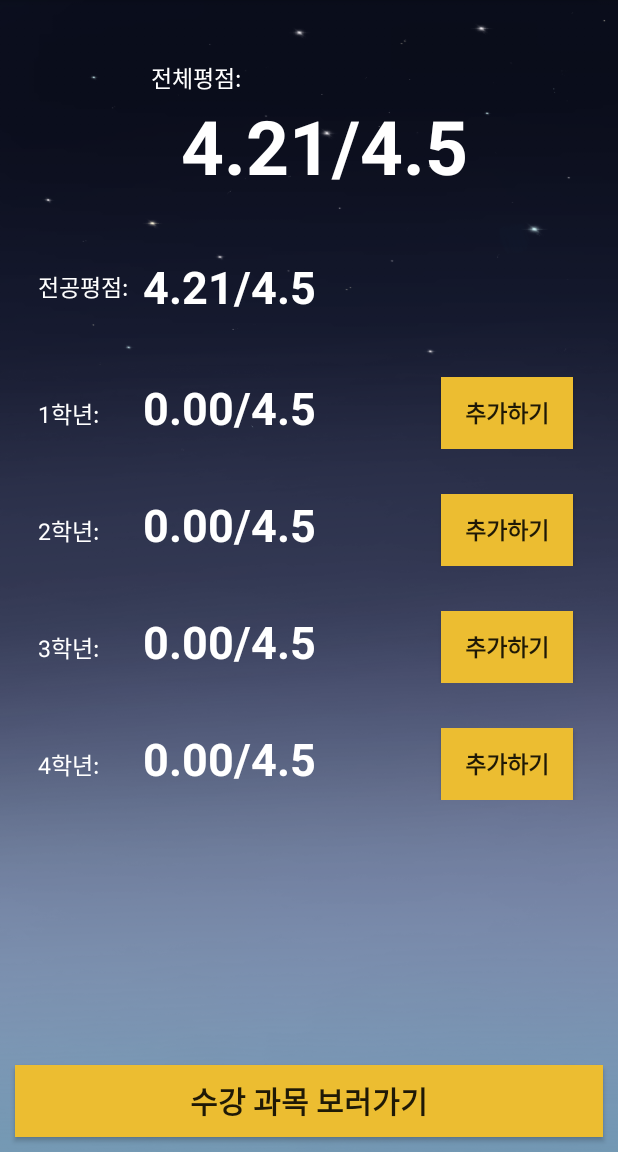
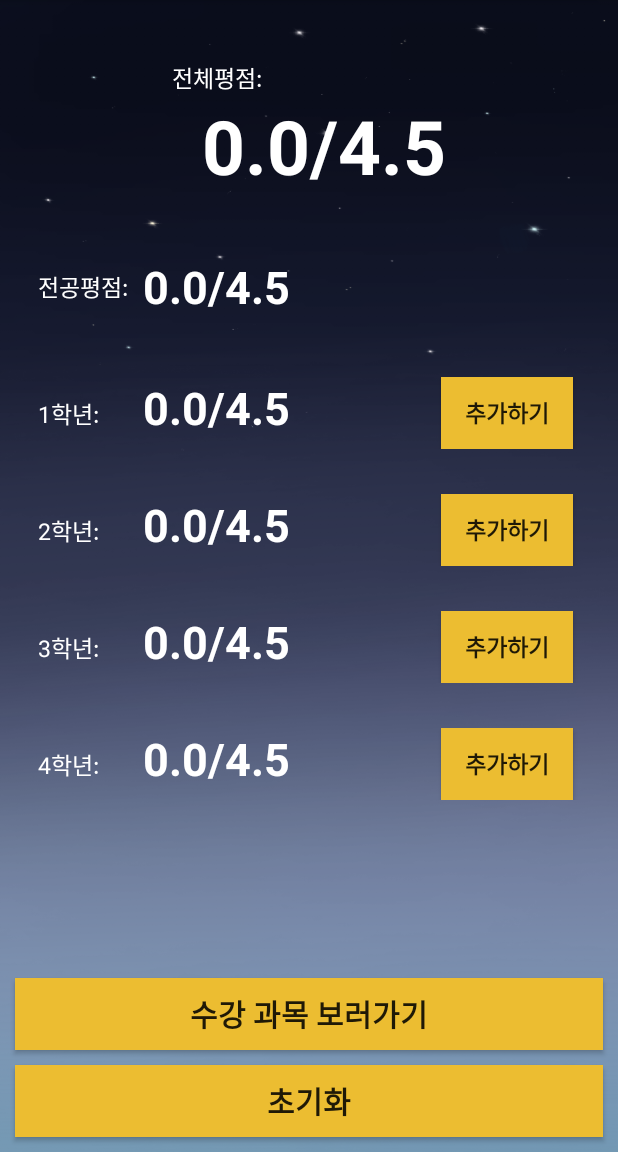
Before and after one commit to cindia3704/CAUGPA, an Android app: the MainActivity screen opened directly, with no data from a screen before it, on a phone screen of 412 x 824 dp, the part 84-1236 px from its top. Run offline under Robolectric (Android 15) with nearby library versions, the phone set to English and light mode, and no system bars.

Commit message:
connect SQLite to activity

```diff
--- a/CAUGPA/app/src/main/AndroidManifest.xml
+++ b/CAUGPA/app/src/main/AndroidManifest.xml
@@ -16,6 +16,8 @@
         android:roundIcon="@mipmap/ic_launcher_round"
         android:supportsRtl="true"
         android:theme="@style/AppTheme">
+        <activity android:name=".AddGradeSubjectsActivity"></activity>
+        <activity android:name="com.example.CAUGPA.MySubjectsActivity" />
         <activity android:name=".SplashActivity">
             <intent-filter>
                 <action android:name="android.intent.action.MAIN" />
@@ -23,8 +25,7 @@
                 <category android:name="android.intent.category.LAUNCHER" />
             </intent-filter>
         </activity>
-        <activity android:name=".MainActivity">
-        </activity>
+        <activity android:name=".MainActivity" />
     </application>
 
 </manifest>
--- a/CAUGPA/app/src/main/java/com/example/caugpa/MainActivity.java
+++ b/CAUGPA/app/src/main/java/com/example/caugpa/MainActivity.java
@@ -2,31 +2,160 @@ package com.example.caugpa;
 
 import androidx.appcompat.app.AppCompatActivity;
 
+import android.content.Context;
+import android.content.Intent;
+import android.database.Cursor;
+import android.database.sqlite.SQLiteDatabase;
+import android.database.sqlite.SQLiteOpenHelper;
 import android.os.Bundle;
+import android.view.View;
+import android.widget.Button;
+import android.widget.TextView;
+import android.widget.Toast;
 
+import org.w3c.dom.Text;
 
 
 public class MainActivity extends AppCompatActivity {
+    private Button initializeDB;
+    private Button seeAllSub;
+    private Button grade1Add;
+    private Button grade2Add;
+    private Button grade3Add;
+    private Button grade4Add;
+
+    private TextView totalScore;
+    private TextView majorScore;
+    private TextView grade1Score;
+    private TextView grade2Score;
+    private TextView grade3Score;
+    private TextView grade4Score;
+    private final String TotalGPA = "/4.5";
+
 
     @Override
     protected void onCreate(Bundle savedInstanceState) {
         super.onCreate(savedInstanceState);
         setContentView(R.layout.activity_main);
+
+
+        initializeDB = findViewById(R.id.main_initialize);
+        seeAllSub = findViewById(R.id.main_seeAllSubjects);
+        grade1Add = findViewById(R.id.grade1AddSubject);
+        grade2Add = findViewById(R.id.grade2AddSubject);
+        grade3Add = findViewById(R.id.grade3AddSubject);
+        grade4Add = findViewById(R.id.grade4AddSubject);
+
+        totalScore = findViewById(R.id.totalGPAScore);
+        majorScore = findViewById(R.id.majorGPAScore);
+        grade1Score = findViewById(R.id.grade1GPAScore);
+        grade2Score = findViewById(R.id.grade2GPAScore);
+        grade3Score = findViewById(R.id.grade3GPAScore);
+        grade4Score = findViewById(R.id.grade4GPAScore);
+
+        initializeDB.setOnClickListener(view -> {
+           initializeDB(view);
+        });
+
+        seeAllSub.setOnClickListener(view -> {
+            Intent intentToMySubjects = new Intent(getApplicationContext(), com.example.CAUGPA.MySubjectsActivity.class);
+            startActivity(intentToMySubjects);
+        });
+
+        initTextViews();
     }
-//    private ActivityMainBinding binding;
-////    static final int SERVICE_ID = 1001;
-//
-//    @Override
-//    protected void onCreate(Bundle savedInstanceState) {
-//        super.onCreate(savedInstanceState);
-//        binding= ActivityMainBinding.inflate(getLayoutInflater());
-//        View view = binding.getRoot();
-//        setContentView(view);
-//    }
 
-//    public void buttonClick(View view){
-//        Intent intent = new Intent(this, MyService.class);
-//        Toast.makeText(this,"hi",Toast.LENGTH_LONG).show();
-//        startService(intent);
-//    }
+    // 모든 textview 평점 계산하기
+    private void initTextViews(){
+        String sqlTotal ="select * from mySubjects";
+        String sqlMajor ="select * from mySubjects where major='Y'";
+        String sqlGrade1 ="select * from mySubjects where year=1";
+        String sqlGrade2 ="select * from mySubjects where year=2";
+        String sqlGrade3 ="select * from mySubjects where year=3";
+        String sqlGrade4 ="select * from mySubjects where year=4";
+
+        totalScore.setText(calculateGPA(sqlTotal)+TotalGPA);
+        majorScore.setText(calculateGPA(sqlMajor)+TotalGPA);
+        grade1Score.setText(calculateGPA(sqlGrade1)+TotalGPA);
+        grade2Score.setText(calculateGPA(sqlGrade2)+TotalGPA);
+        grade3Score.setText(calculateGPA(sqlGrade3)+TotalGPA);
+        grade4Score.setText(calculateGPA(sqlGrade4)+TotalGPA);
+    }
+
+
+    public class myDBHelper extends SQLiteOpenHelper{
+        public myDBHelper(Context context){
+            super(context,"groupDB",null,1);
+        }
+        @Override
+        public void onCreate(SQLiteDatabase db){
+            db.execSQL("create table mySubjects(id integer, sName char(100), year integer, score char(10), weight integer, major char(20), majorSpecific char(100));");
+        }
+
+        @Override
+        public void onUpgrade(SQLiteDatabase db, int oldVersion, int newVersion) {
+            db.execSQL("drop table if exists mySubjects;");
+            onCreate(db);
+        }
+    }
+
+    public void initializeDB(View view){
+        myDBHelper myDBHelper = new myDBHelper(this);
+        SQLiteDatabase sqlDB = myDBHelper.getWritableDatabase();
+        myDBHelper.onUpgrade(sqlDB,1,2);
+        sqlDB.close();
+        Toast.makeText(getApplicationContext(),"초기화 완료!",Toast.LENGTH_SHORT).show();
+    }
+
+    public double calculateGPA(String sql){
+        myDBHelper myDBHelper = new myDBHelper(this);
+        SQLiteDatabase sqlDB = myDBHelper.getReadableDatabase();
+//        String sql = "select * from mySubjects";
+        Cursor cursor;
+        cursor = sqlDB.rawQuery(sql,null);
+
+        double totalGPAScore = 0.00;
+        double totalGPAWeight = 0.00;
+        double totalWeights = 0.00;
+        while(cursor.moveToNext()){
+            String score = cursor.getString(3);
+            Integer weights = cursor.getInt(4);
+            double scoreDouble = 0.0;
+            switch (score){
+                case "A+":
+                    scoreDouble = 4.5;
+                    break;
+                case "A":
+                    scoreDouble = 4.0;
+                    break;
+                case "B+":
+                    scoreDouble = 3.5;
+                    break;
+                case "B":
+                    scoreDouble = 3.0;
+                    break;
+                case "C+":
+                    scoreDouble = 2.5;
+                    break;
+                case "C":
+                    scoreDouble = 2.0;
+                    break;
+                case "D+":
+                    scoreDouble = 1.5;
+                    break;
+                case "D":
+                    scoreDouble = 1.0;
+                    break;
+                default:
+                    scoreDouble = 0.0;
+            }
+            totalGPAWeight+=scoreDouble;
+            totalWeights +=(double)weights;
+        }
+        if(totalWeights>0) {
+            totalGPAScore = totalGPAWeight / totalWeights;
+        }
+//        totalScore.setText(totalGPAScore+TotalGPA);
+        return totalGPAScore;
+    }
 }
--- a/CAUGPA/app/src/main/res/layout/activity_main.xml
+++ b/CAUGPA/app/src/main/res/layout/activity_main.xml
@@ -239,9 +239,19 @@
         android:layout_width="match_parent"
         android:layout_height="wrap_content"
         android:layout_margin="10dp"
-        app:layout_constraintBottom_toBottomOf="parent"
+        app:layout_constraintBottom_toTopOf="@id/main_initialize"
         android:background="@color/colorPrimary"
         android:text="수강 과목 보러가기"
         android:textSize="20dp"
         android:textStyle="bold"/>
+    <Button
+        android:id="@+id/main_initialize"
+        android:layout_width="match_parent"
+        android:layout_height="wrap_content"
+        android:layout_margin="10dp"
+        app:layout_constraintBottom_toBottomOf="parent"
+        android:background="@color/colorPrimary"
+        android:text="초기화"
+        android:textSize="20dp"
+        android:textStyle="bold"/>
 </androidx.constraintlayout.widget.ConstraintLayout>
```
Also changed, not shown: CAUGPA/app/src/main/java/com/example/caugpa/AddGradeSubjectsActivity.java (added, +14 -0 lines), CAUGPA/app/src/main/java/com/example/caugpa/MySubjectsActivity.java (added, +16 -0 lines), CAUGPA/app/src/main/res/layout/activity_add_grade_subjects.xml (added, +9 -0 lines), CAUGPA/app/src/main/res/layout/activity_my_subjects.xml (added, +9 -0 lines).
